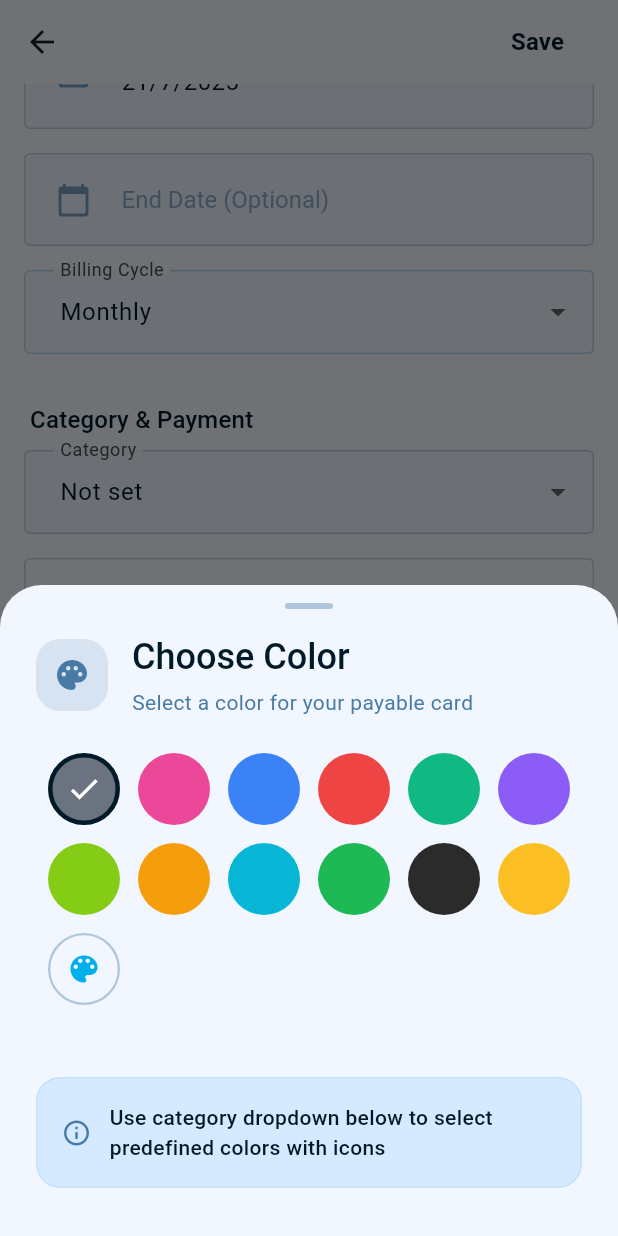
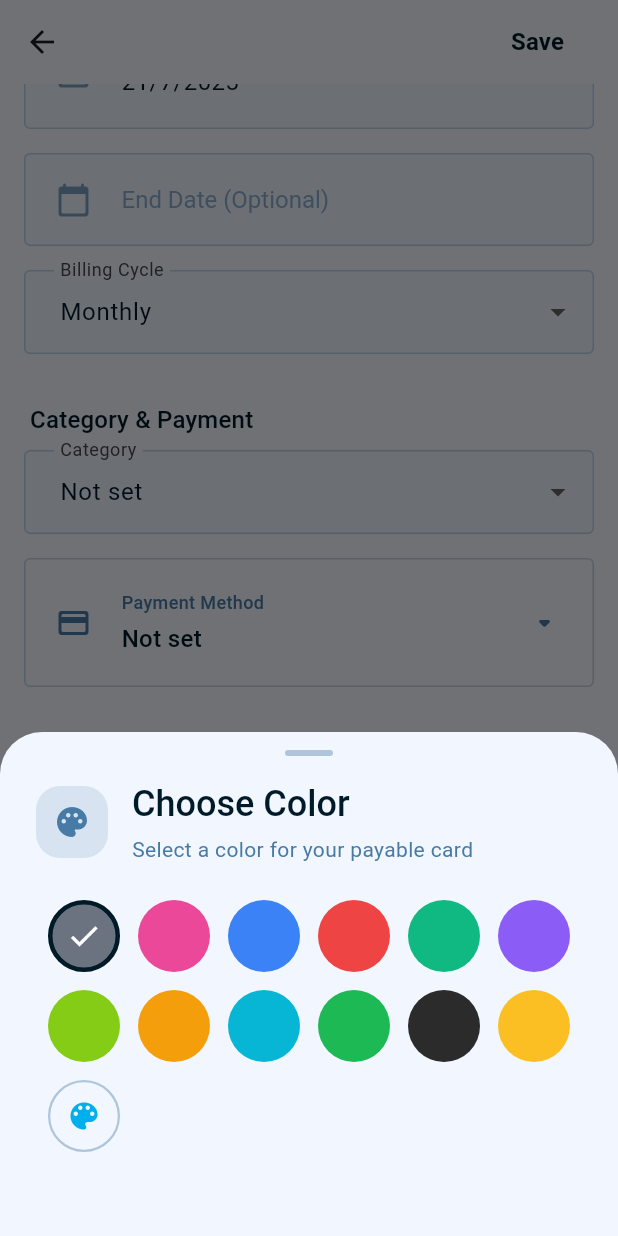
Before and after one commit to Jhay-EL/Payables, a Flutter app: the AddSubsScreen screen opened directly, scrolled down 576 dp, after a tap on "Color", on a phone screen of 412 x 824 dp. Run offline on Flutter 3.47's test engine with Material 3 defaults, Android fonts, the light colour scheme and no system bars; our stand-ins replace file_picker, permission_handler, shared_preferences, sqflite; accounts and stored records are empty.

Commit message:
The category dropdown will reflect the same categories that are displayed on  dashboard.

```diff
--- a/lib/ui/addsubs_screen.dart
+++ b/lib/ui/addsubs_screen.dart
@@ -13,7 +13,8 @@ import 'package:provider/provider.dart';
 import '../data/currency_provider.dart';
 
 class AddSubsScreen extends StatefulWidget {
-  const AddSubsScreen({super.key});
+  final List<Map<String, dynamic>>? categories;
+  const AddSubsScreen({super.key, this.categories});
 
   @override
   State<AddSubsScreen> createState() => _AddSubsScreenState();
@@ -58,48 +59,7 @@ class _AddSubsScreenState extends State<AddSubsScreen> {
   Object _selectedIcon = Icons.category_rounded;
   Color _selectedColor = const Color(0xFF6B7280);
 
-  final List<Map<String, dynamic>> _categories = [
-    {
-      'name': 'Not set',
-      'icon': Icons.category_rounded,
-      'color': const Color(0xFF6B7280),
-    },
-    {
-      'name': 'Entertainment',
-      'icon': Icons.play_circle_filled_rounded,
-      'color': const Color(0xFFEC4899),
-    },
-    {
-      'name': 'Productivity',
-      'icon': Icons.cloud_upload_rounded,
-      'color': const Color(0xFF3B82F6),
-    },
-    {
-      'name': 'Health',
-      'icon': Icons.fitness_center_rounded,
-      'color': const Color(0xFFEF4444),
-    },
-    {
-      'name': 'Finance',
-      'icon': Icons.account_balance_wallet_rounded,
-      'color': const Color(0xFF10B981),
-    },
-    {
-      'name': 'Education',
-      'icon': Icons.code_rounded,
-      'color': const Color(0xFF8B5CF6),
-    },
-    {
-      'name': 'Transportation',
-      'icon': Icons.directions_car_rounded,
-      'color': const Color(0xFF84CC16),
-    },
-    {
-      'name': 'Utilities',
-      'icon': Icons.bolt_rounded,
-      'color': const Color(0xFFF59E0B),
-    },
-  ];
+  List<Map<String, dynamic>> _categories = [];
 
   // Dynamic color system that adapts to dark/light mode
   Color get backgroundColor {
@@ -153,11 +113,74 @@ class _AddSubsScreenState extends State<AddSubsScreen> {
   @override
   void initState() {
     super.initState();
+    _initializeCategories();
     _titleController.addListener(() => setState(() {}));
     _amountController.addListener(() => setState(() {}));
     _descriptionController.addListener(() => setState(() {}));
     _websiteController.addListener(() => setState(() {}));
     _loadCustomPaymentMethods();
+  }
+
+  void _initializeCategories() {
+    final defaultCategories = [
+      {
+        'name': 'Entertainment',
+        'icon': Icons.play_circle_filled_rounded,
+        'color': const Color(0xFFEC4899),
+      },
+      {
+        'name': 'Productivity',
+        'icon': Icons.cloud_upload_rounded,
+        'color': const Color(0xFF3B82F6),
+      },
+      {
+        'name': 'Health',
+        'icon': Icons.fitness_center_rounded,
+        'color': const Color(0xFFEF4444),
+      },
+      {
+        'name': 'Finance',
+        'icon': Icons.account_balance_wallet_rounded,
+        'color': const Color(0xFF10B981),
+      },
+      {
+        'name': 'Education',
+        'icon': Icons.code_rounded,
+        'color': const Color(0xFF8B5CF6),
+      },
+      {
+        'name': 'Transportation',
+        'icon': Icons.directions_car_rounded,
+        'color': const Color(0xFF84CC16),
+      },
+      {
+        'name': 'Utilities',
+        'icon': Icons.bolt_rounded,
+        'color': const Color(0xFFF59E0B),
+      },
+    ];
+
+    List<Map<String, dynamic>> dashboardCategories;
+    if (widget.categories != null && widget.categories!.isNotEmpty) {
+      dashboardCategories = widget.categories!.map((c) {
+        return {
+          'name': c['name'],
+          'icon': c['icon'],
+          'color': c['originalColor'] ?? c['color'],
+        };
+      }).toList();
+    } else {
+      dashboardCategories = defaultCategories;
+    }
+
+    _categories = [
+      {
+        'name': 'Not set',
+        'icon': Icons.category_rounded,
+        'color': const Color(0xFF6B7280),
+      },
+      ...dashboardCategories,
+    ];
   }
 
   // Load custom payment methods from database
@@ -896,20 +919,10 @@ class _AddSubsScreenState extends State<AddSubsScreen> {
                       color: _selectedColor.withAlpha(31),
                       borderRadius: BorderRadius.circular(12),
                     ),
-                    child: _selectedIcon is IconData
-                        ? Icon(
-                            _selectedIcon as IconData,
+                    child: Icon(
+                      Icons.palette_rounded,
                       color: _selectedColor,
                       size: 24,
-                          )
-                        : ClipRRect(
-                            borderRadius: BorderRadius.circular(12),
-                            child: Image.file(
-                              _selectedIcon as File,
-                              fit: BoxFit.cover,
-                              width: 24,
-                              height: 24,
-                            ),
                     ),
                   ),
                   const SizedBox(width: 16),
@@ -982,7 +995,21 @@ class _AddSubsScreenState extends State<AddSubsScreen> {
                       color: darkColor.withAlpha(31),
                       borderRadius: BorderRadius.circular(12),
                     ),
-                    child: Icon(Icons.apps_rounded, color: darkColor, size: 24),
+                    child: _selectedIcon is IconData
+                        ? Icon(
+                            _selectedIcon as IconData,
+                            color: darkColor,
+                            size: 24,
+                          )
+                        : ClipRRect(
+                            borderRadius: BorderRadius.circular(12),
+                            child: Image.file(
+                              _selectedIcon as File,
+                              fit: BoxFit.cover,
+                              width: 24,
+                              height: 24,
+                            ),
+                          ),
                   ),
                   const SizedBox(width: 16),
                   Expanded(
@@ -1419,41 +1446,6 @@ class _AddSubsScreenState extends State<AddSubsScreen> {
                 ],
               ),
             ),
-            const SizedBox(height: 24),
-            // Category selection hint
-            Padding(
-              padding: const EdgeInsets.fromLTRB(24, 0, 24, 0),
-              child: Container(
-                padding: const EdgeInsets.all(16),
-                decoration: BoxDecoration(
-                  color: userSelectedColor.withAlpha(100),
-                  borderRadius: BorderRadius.circular(16),
-                  border: Border.all(
-                    color: userSelectedColor.withAlpha(120),
-                    width: 1,
-                  ),
-                ),
-                child: Row(
-                  children: [
-                    Icon(
-                      Icons.info_outline_rounded,
-                      color: darkColor,
-                      size: 20,
-                    ),
-                    const SizedBox(width: 12),
-                    Expanded(
-                      child: Text(
-                        'Use category dropdown below to select predefined colors with icons',
-                        style: Theme.of(context).textTheme.bodyMedium?.copyWith(
-                          color: highContrastDarkBlue,
-                          fontWeight: FontWeight.w500,
-                        ),
-                      ),
-                    ),
-                  ],
-                ),
-              ),
-            ),
             // M3 Safe Area
             SizedBox(height: MediaQuery.of(context).padding.bottom + 32),
           ],
@@ -1619,15 +1611,8 @@ class _AddSubsScreenState extends State<AddSubsScreen> {
       value: _selectedCategory,
       items: _categories.map((c) => c['name'] as String).toList(),
       onChanged: (value) {
-        setState(() => _selectedCategory = value!);
-        // Update color and icon based on category
-        final category = _categories.firstWhere(
-          (cat) => cat['name'] == value,
-          orElse: () => _categories.first,
-        );
         setState(() {
-          _selectedColor = category['color'];
-          _selectedIcon = category['icon'];
+          _selectedCategory = value!;
         });
       },
     );
@@ -2259,7 +2244,6 @@ class _AddSubsScreenState extends State<AddSubsScreen> {
                                         16,
                                         16,
                                       ),
-                                      counterText: '',
                                     ),
                                   ),
                                 ],
--- a/lib/ui/dashboard_screen.dart
+++ b/lib/ui/dashboard_screen.dart
@@ -1521,7 +1521,8 @@ class _DashboardScreenState extends State<DashboardScreen> {
                     Navigator.push(
                       context,
                       MaterialPageRoute(
-                        builder: (context) => const AddSubsScreen(),
+                        builder: (context) =>
+                            AddSubsScreen(categories: _categories),
                       ),
                     );
                   },
```
Lines whose indentation alone changed are shown as unchanged.
